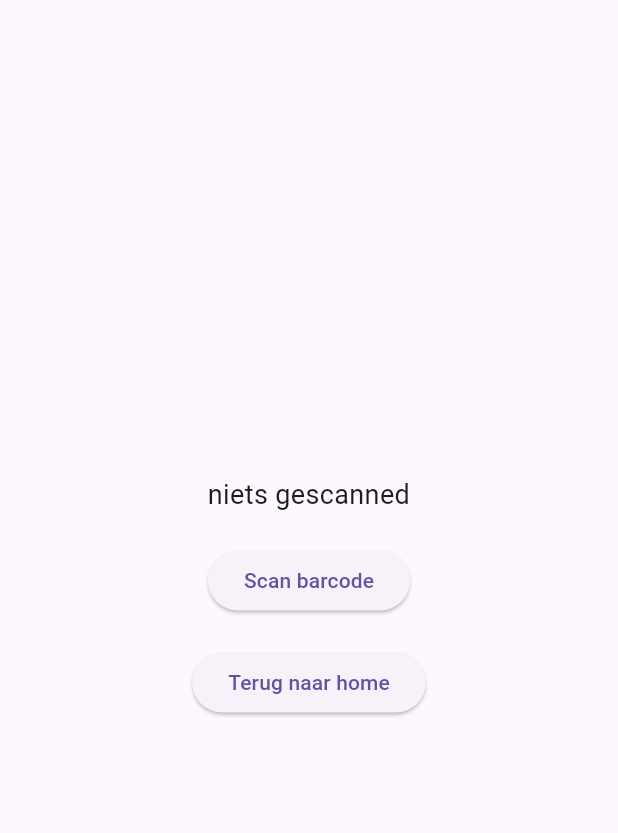
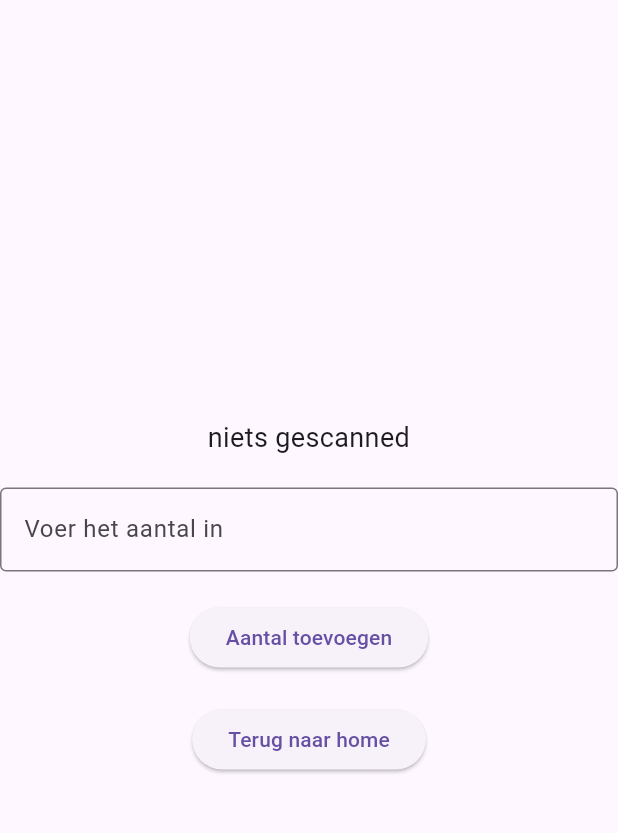
Before and after one commit to loek08/app, a Flutter app: the BarcodeScannerPage2 screen opened by its route, on a phone screen of 412 x 824 dp, the part 63-896 px from its top. Run offline on Flutter 3.47's test engine with Material 3 defaults, Android fonts, the light colour scheme and no system bars; our stand-ins replace shared_preferences; missing offline and left inert: barcode_scan2; accounts and stored records are empty.

Commit message:
test page nu test aantal - en daarna het omzetten van test naar barcode-scan en aantal -1

```diff
--- a/lib/barcode-scan en aantal -1.dart
+++ b/lib/barcode-scan en aantal -1.dart
@@ -10,29 +10,44 @@ class BarcodeScannerPage2 extends StatefulWidget {
 class _BarcodeScannerPageState extends State<BarcodeScannerPage2> {
   final Barcode barcode = Barcode();
   String scannedResult = 'niets gescanned';
+  final TextEditingController _quantityController = TextEditingController();
 
-  Future<void> scanBarcode() async {
+  void scanAndAddQuantity() async {
     try {
-      var result = await BarcodeScanner.scan();
+      var result = await BarcodeScanner.scan(); // Scan de barcode
+      String barcodeKey = result.rawContent;
 
-      setState(() {
-        // Controleer eerst of er daadwerkelijk een barcode is gescand
-        if (result.rawContent.isNotEmpty) {
-          // Kijk of de gescande barcode in de productDatabase zit
-          if (barcode.productDatabase.containsKey(result.rawContent)) {
-            // Verlaag de hoeveelheid van het product
-            barcode.decreaseQuantity(result.rawContent);
-            scannedResult =
-                "Product gevonden: ${barcode.productDatabase[result.rawContent]!['name']} - Aantal: ${barcode.productDatabase[result.rawContent]!['quantity']}";
+      if (barcodeKey.isNotEmpty) {
+        // Controleer of barcode bekend is
+        if (barcode.productDatabase.containsKey(barcodeKey)) {
+          // Haal ingevoerde hoeveelheid op
+          int quantity = int.tryParse(_quantityController.text) ?? 0;
+
+          if (quantity > 0) {
+            // Voeg het aantal toe aan de database
+            setState(() {
+              barcode.productDatabase[barcodeKey]!['quantity'] -= quantity;
+              barcode.saveDatabase(); // Sla op in shared_preferences
+
+              scannedResult =
+                  "Aantal toegevoegd: ${barcode.productDatabase[barcodeKey]!['name']} - Nieuw aantal: ${barcode.productDatabase[barcodeKey]!['quantity']}";
+              _quantityController.clear(); // Leeg het invoerveld
+            });
           } else {
-            // Barcode is gescand maar niet in de database
-            scannedResult = "Onbekende barcode: ${result.rawContent}";
+            setState(() {
+              scannedResult = "Fout: voer een geldig aantal in";
+            });
           }
         } else {
-          // Geen barcode gescand
-          scannedResult = "Geen product gescand";
+          setState(() {
+            scannedResult = "Onbekende barcode: ${barcodeKey}";
+          });
         }
-      });
+      } else {
+        setState(() {
+          scannedResult = "Fout: geen barcode gescand";
+        });
+      }
     } catch (e) {
       setState(() {
         scannedResult = "Fout bij scannen: $e";
@@ -56,9 +71,18 @@ class _BarcodeScannerPageState extends State<BarcodeScannerPage2> {
               style: TextStyle(fontSize: 18),
             ),
             SizedBox(height: 20),
+            TextField(
+              controller: _quantityController,
+              keyboardType: TextInputType.number,
+              decoration: InputDecoration(
+                labelText: 'Voer het aantal in',
+                border: OutlineInputBorder(),
+              ),
+            ),
+            SizedBox(height: 20),
             ElevatedButton(
-              onPressed: scanBarcode,
-              child: Text('Scan barcode'),
+              onPressed: scanAndAddQuantity,
+              child: Text('Aantal toevoegen'),
             ),
             SizedBox(height: 20),
             ElevatedButton(
@@ -66,7 +90,7 @@ class _BarcodeScannerPageState extends State<BarcodeScannerPage2> {
                 Navigator.pop(context);
               },
               child: Text('Terug naar home'),
-            )
+            ),
           ],
         ),
       ),
--- a/lib/bs.dart
+++ b/lib/bs.dart
@@ -26,7 +26,7 @@ class _test extends State<test> {
           if (quantity > 0) {
             // Voeg het aantal toe aan de database
             setState(() {
-              barcode.productDatabase[barcodeKey]!['quantity'] += quantity;
+              barcode.productDatabase[barcodeKey]!['quantity'] -= quantity;
               barcode.saveDatabase(); // Sla op in shared_preferences
 
               scannedResult =
```
